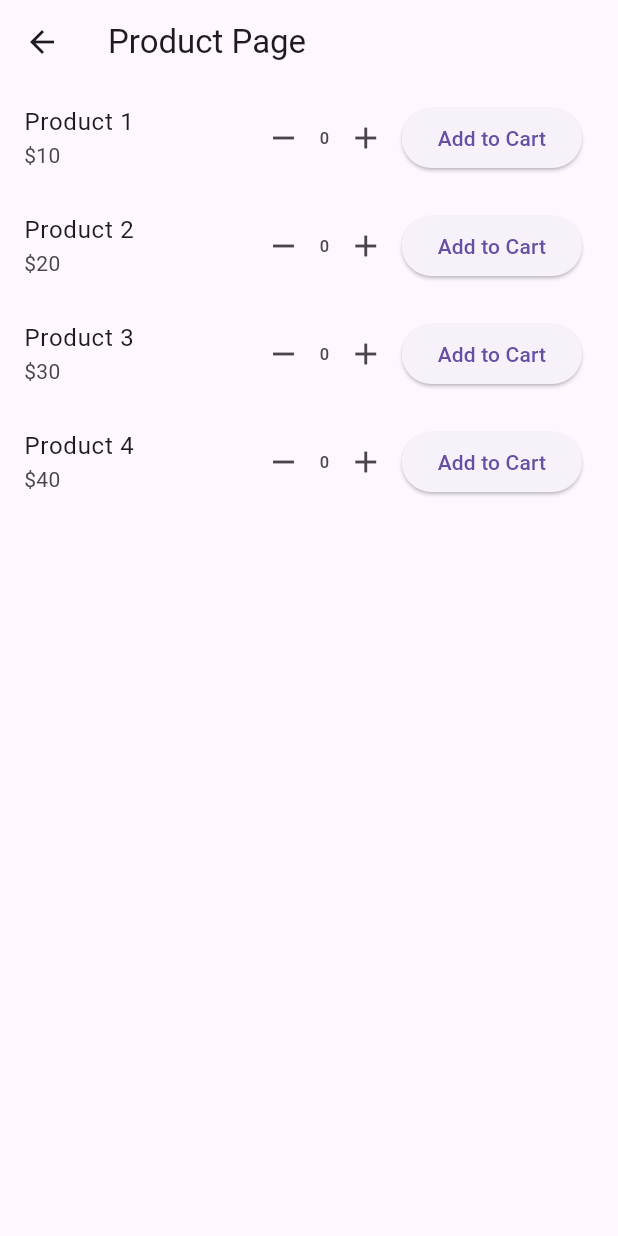
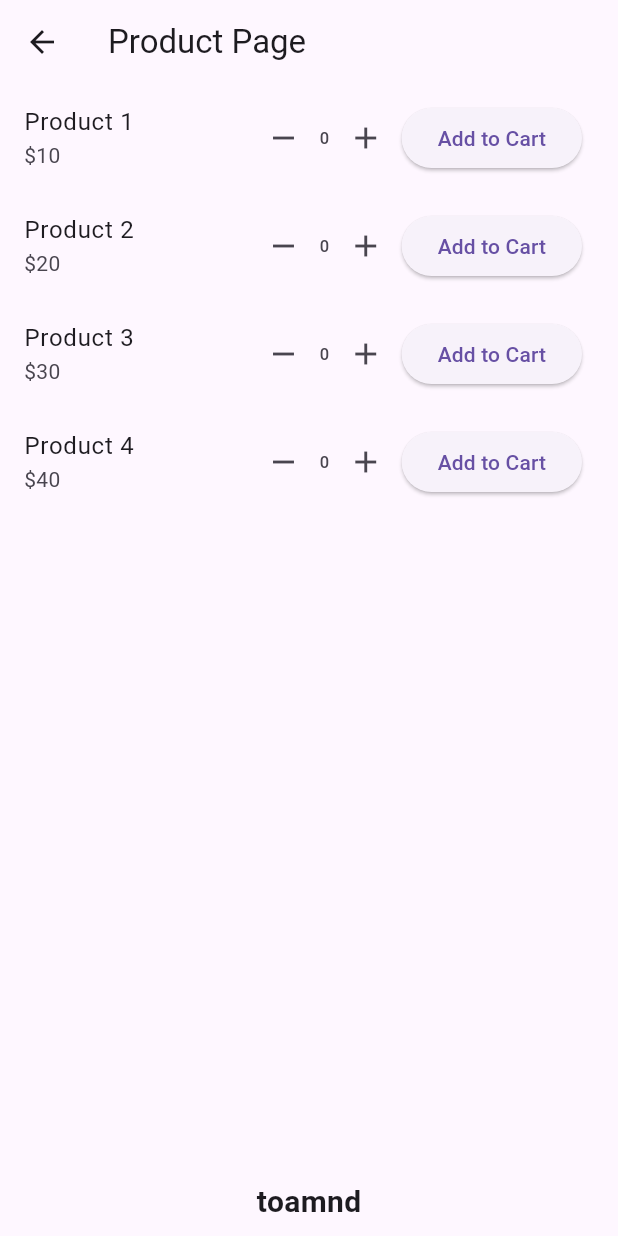
Before and after one commit to AmndanDwii/praktikum4, a Flutter app: the ProductPage screen opened by its route, on a phone screen of 412 x 824 dp. Run offline on Flutter 3.47's test engine with Material 3 defaults, Android fonts, the phone set to English and light mode, and no system bars.

Commit message:
Ini Praktikum 4

```diff
--- a/lib/cart_model.dart
+++ b/lib/cart_model.dart
@@ -24,6 +24,12 @@ class CartModel extends ChangeNotifier {
     }
   }
 
+  void removeFromCart(Product product) {
+    product.quantity = 0;
+    _cart.remove(product);
+    notifyListeners();
+  }
+
   double getTotalPrice() {
     double total = 0.0;
     for (var product in _cart) {
--- a/lib/product_page.dart
+++ b/lib/product_page.dart
@@ -27,11 +27,27 @@ class _ProductPageState extends State<ProductPage> {
           },
         ),
       ),
-      body: ListView.builder(
-        itemCount: products.length,
-        itemBuilder: (context, index) {
-          return ProductListItem(product: products[index]);
-        },
+      body: Column(
+        children: [
+          Expanded(
+            child: ListView.builder(
+              itemCount: products.length,
+              itemBuilder: (context, index) {
+                return ProductListItem(product: products[index]);
+              },
+            ),
+          ),
+          Padding(
+            padding: const EdgeInsets.all(8.0),
+            child: Text(
+              'toamnd',
+              style: TextStyle(
+                fontSize: 20,
+                fontWeight: FontWeight.bold,
+              ),
+            ),
+          ),
+        ],
       ),
     );
   }
```
Also changed, not shown: lib/cart_page.dart (+42 -3 lines).
